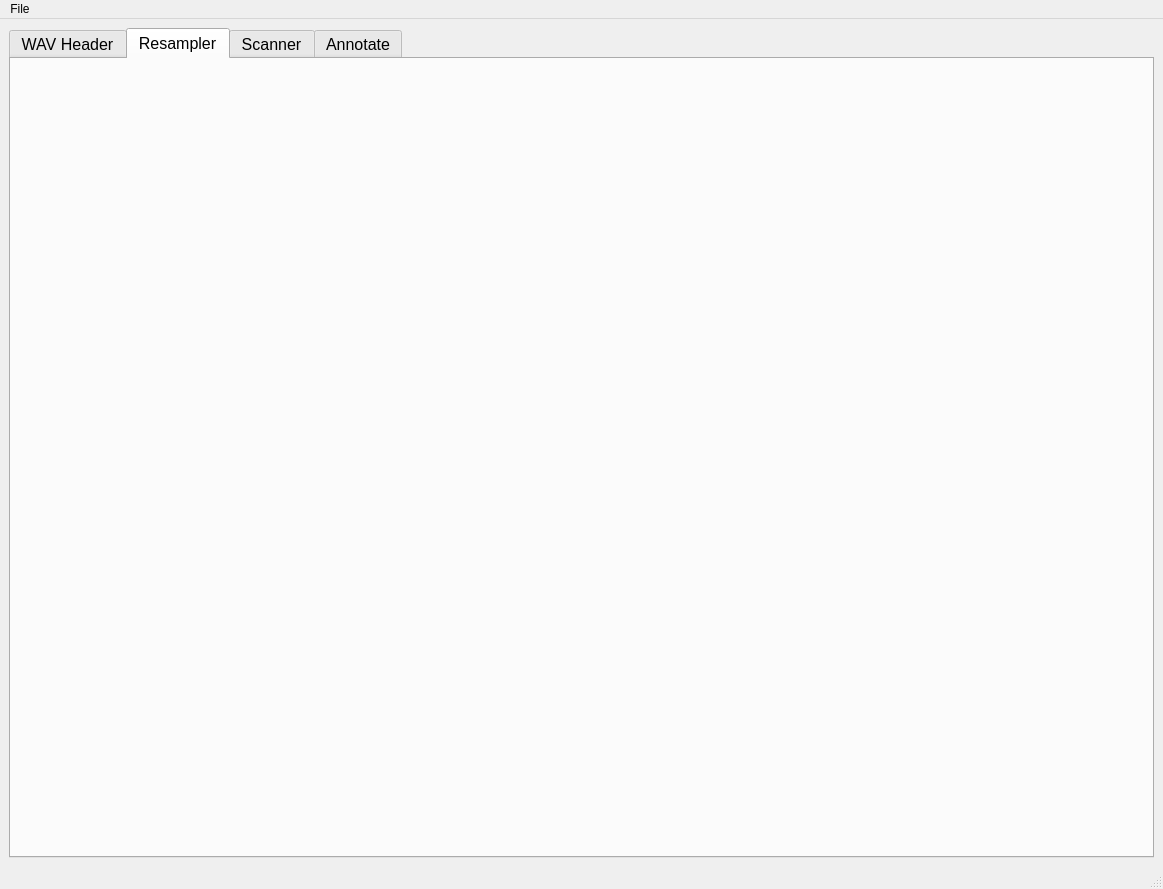
This is COHIWizard_GUI_v4.ui in hermy-sf/COHIRADIA_AUX as Qt 5 draws it before an edit. The edited form follows.
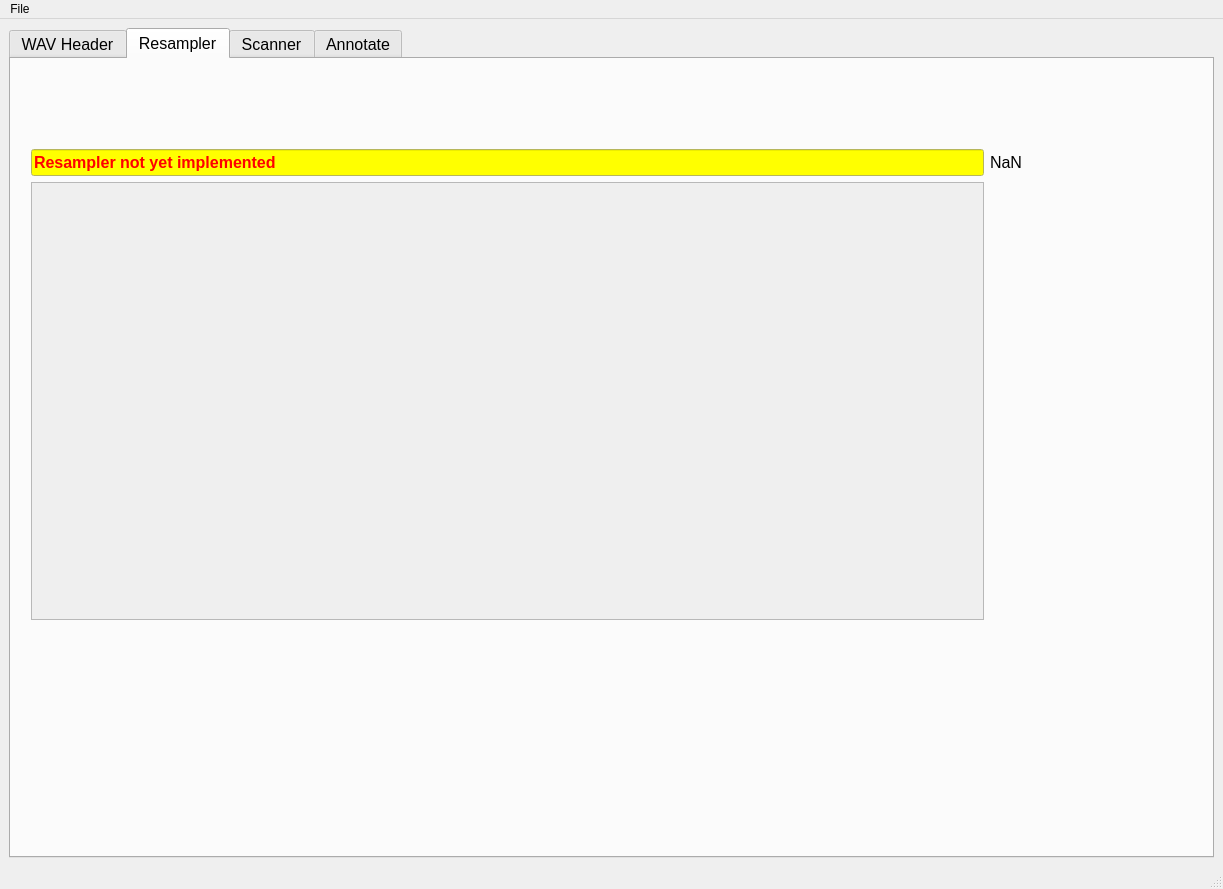
This is the edited form. The open tabs and pages were chosen to show the change. Custom widgets are drawn as their Qt base class.

Patch:
```diff
--- a/COHIWizard_GUI_v4.ui
+++ b/COHIWizard_GUI_v4.ui
@@ -6,7 +6,7 @@
    <rect>
     <x>0</x>
     <y>0</y>
-    <width>1163</width>
+    <width>1223</width>
     <height>889</height>
    </rect>
   </property>
@@ -18,7 +18,7 @@
   </property>
   <widget class="QWidget" name="centralwidget">
    <layout class="QGridLayout" name="gridLayout_2">
-    <item row="0" column="0">
+    <item row="0" column="1">
      <widget class="QTabWidget" name="tabWidget">
       <property name="enabled">
        <bool>true</bool>
@@ -723,6 +723,361 @@
        <attribute name="title">
         <string>Resampler</string>
        </attribute>
+       <widget class="QWidget" name="gridLayoutWidget_4">
+        <property name="geometry">
+         <rect>
+          <x>20</x>
+          <y>90</y>
+          <width>991</width>
+          <height>471</height>
+         </rect>
+        </property>
+        <layout class="QGridLayout" name="gridLayout_5">
+         <item row="0" column="0">
+          <widget class="QLineEdit" name="lineEdit_3">
+           <property name="enabled">
+            <bool>false</bool>
+           </property>
+           <property name="palette">
+            <palette>
+             <active>
+              <colorrole role="WindowText">
+               <brush brushstyle="SolidPattern">
+                <color alpha="255">
+                 <red>0</red>
+                 <green>0</green>
+                 <blue>0</blue>
+                </color>
+               </brush>
+              </colorrole>
+              <colorrole role="Button">
+               <brush brushstyle="SolidPattern">
+                <color alpha="255">
+                 <red>240</red>
+                 <green>240</green>
+                 <blue>240</blue>
+                </color>
+               </brush>
+              </colorrole>
+              <colorrole role="Light">
+               <brush brushstyle="SolidPattern">
+                <color alpha="255">
+                 <red>255</red>
+                 <green>255</green>
+                 <blue>255</blue>
+                </color>
+               </brush>
+              </colorrole>
+              <colorrole role="Midlight">
+               <brush brushstyle="SolidPattern">
+                <color alpha="255">
+                 <red>227</red>
+                 <green>227</green>
+                 <blue>227</blue>
+                </color>
+               </brush>
+              </colorrole>
+              <colorrole role="Dark">
+               <brush brushstyle="SolidPattern">
+                <color alpha="255">
+                 <red>160</red>
+                 <green>160</green>
+                 <blue>160</blue>
+                </color>
+               </brush>
+              </colorrole>
+              <colorrole role="Mid">
+               <brush brushstyle="SolidPattern">
+                <color alpha="255">
+                 <red>160</red>
+                 <green>160</green>
+                 <blue>160</blue>
+                </color>
+               </brush>
+              </colorrole>
+              <colorrole role="Text">
+               <brush brushstyle="SolidPattern">
+                <color alpha="255">
+                 <red>0</red>
+                 <green>0</green>
+                 <blue>0</blue>
+                </color>
+               </brush>
+              </colorrole>
+              <colorrole role="ButtonText">
+               <brush brushstyle="SolidPattern">
+                <color alpha="255">
+                 <red>0</red>
+                 <green>0</green>
+                 <blue>0</blue>
+                </color>
+               </brush>
+              </colorrole>
+              <colorrole role="Base">
+               <brush brushstyle="SolidPattern">
+                <color alpha="255">
+                 <red>255</red>
+                 <green>255</green>
+                 <blue>255</blue>
+                </color>
+               </brush>
+              </colorrole>
+              <colorrole role="Window">
+               <brush brushstyle="SolidPattern">
+                <color alpha="255">
+                 <red>240</red>
+                 <green>240</green>
+                 <blue>240</blue>
+                </color>
+               </brush>
+              </colorrole>
+              <colorrole role="AlternateBase">
+               <brush brushstyle="SolidPattern">
+                <color alpha="255">
+                 <red>246</red>
+                 <green>246</green>
+                 <blue>246</blue>
+                </color>
+               </brush>
+              </colorrole>
+             </active>
+             <inactive>
+              <colorrole role="WindowText">
+               <brush brushstyle="SolidPattern">
+                <color alpha="255">
+                 <red>0</red>
+                 <green>0</green>
+                 <blue>0</blue>
+                </color>
+               </brush>
+              </colorrole>
+              <colorrole role="Button">
+               <brush brushstyle="SolidPattern">
+                <color alpha="255">
+                 <red>240</red>
+                 <green>240</green>
+                 <blue>240</blue>
+                </color>
+               </brush>
+              </colorrole>
+              <colorrole role="Light">
+               <brush brushstyle="SolidPattern">
+                <color alpha="255">
+                 <red>255</red>
+                 <green>255</green>
+                 <blue>255</blue>
+                </color>
+               </brush>
+              </colorrole>
+              <colorrole role="Midlight">
+               <brush brushstyle="SolidPattern">
+                <color alpha="255">
+                 <red>227</red>
+                 <green>227</green>
+                 <blue>227</blue>
+                </color>
+               </brush>
+              </colorrole>
+              <colorrole role="Dark">
+               <brush brushstyle="SolidPattern">
+                <color alpha="255">
+                 <red>160</red>
+                 <green>160</green>
+                 <blue>160</blue>
+                </color>
+               </brush>
+              </colorrole>
+              <colorrole role="Mid">
+               <brush brushstyle="SolidPattern">
+                <color alpha="255">
+                 <red>160</red>
+                 <green>160</green>
+                 <blue>160</blue>
+                </color>
+               </brush>
+              </colorrole>
+              <colorrole role="Text">
+               <brush brushstyle="SolidPattern">
+                <color alpha="255">
+                 <red>0</red>
+                 <green>0</green>
+                 <blue>0</blue>
+                </color>
+               </brush>
+              </colorrole>
+              <colorrole role="ButtonText">
+               <brush brushstyle="SolidPattern">
+                <color alpha="255">
+                 <red>0</red>
+                 <green>0</green>
+                 <blue>0</blue>
+                </color>
+               </brush>
+              </colorrole>
+              <colorrole role="Base">
+               <brush brushstyle="SolidPattern">
+                <color alpha="255">
+                 <red>255</red>
+                 <green>255</green>
+                 <blue>255</blue>
+                </color>
+               </brush>
+              </colorrole>
+              <colorrole role="Window">
+               <brush brushstyle="SolidPattern">
+                <color alpha="255">
+                 <red>240</red>
+                 <green>240</green>
+                 <blue>240</blue>
+                </color>
+               </brush>
+              </colorrole>
+              <colorrole role="AlternateBase">
+               <brush brushstyle="SolidPattern">
+                <color alpha="255">
+                 <red>246</red>
+                 <green>246</green>
+                 <blue>246</blue>
+                </color>
+               </brush>
+              </colorrole>
+             </inactive>
+             <disabled>
+              <colorrole role="WindowText">
+               <brush brushstyle="SolidPattern">
+                <color alpha="255">
+                 <red>255</red>
+                 <green>0</green>
+                 <blue>0</blue>
+                </color>
+               </brush>
+              </colorrole>
+              <colorrole role="Button">
+               <brush brushstyle="SolidPattern">
+                <color alpha="255">
+                 <red>255</red>
+                 <green>255</green>
+                 <blue>0</blue>
+                </color>
+               </brush>
+              </colorrole>
+              <colorrole role="Light">
+               <brush brushstyle="SolidPattern">
+                <color alpha="255">
+                 <red>255</red>
+                 <green>255</green>
+                 <blue>127</blue>
+                </color>
+               </brush>
+              </colorrole>
+              <colorrole role="Midlight">
+               <brush brushstyle="SolidPattern">
+                <color alpha="255">
+                 <red>255</red>
+                 <green>255</green>
+                 <blue>0</blue>
+                </color>
+               </brush>
+              </colorrole>
+              <colorrole role="Dark">
+               <brush brushstyle="SolidPattern">
+                <color alpha="255">
+                 <red>255</red>
+                 <green>255</green>
+                 <blue>0</blue>
+                </color>
+               </brush>
+              </colorrole>
+              <colorrole role="Mid">
+               <brush brushstyle="SolidPattern">
+                <color alpha="255">
+                 <red>255</red>
+                 <green>255</green>
+                 <blue>0</blue>
+                </color>
+               </brush>
+              </colorrole>
+              <colorrole role="Text">
+               <brush brushstyle="SolidPattern">
+                <color alpha="255">
+                 <red>255</red>
+                 <green>0</green>
+                 <blue>0</blue>
+                </color>
+               </brush>
+              </colorrole>
+              <colorrole role="ButtonText">
+               <brush brushstyle="SolidPattern">
+                <color alpha="255">
+                 <red>255</red>
+                 <green>255</green>
+                 <blue>0</blue>
+                </color>
+               </brush>
+              </colorrole>
+              <colorrole role="Base">
+               <brush brushstyle="SolidPattern">
+                <color alpha="255">
+                 <red>255</red>
+                 <green>255</green>
+                 <blue>0</blue>
+                </color>
+               </brush>
+              </colorrole>
+              <colorrole role="Window">
+               <brush brushstyle="SolidPattern">
+                <color alpha="255">
+                 <red>255</red>
+                 <green>255</green>
+                 <blue>127</blue>
+                </color>
+               </brush>
+              </colorrole>
+              <colorrole role="AlternateBase">
+               <brush brushstyle="SolidPattern">
+                <color alpha="255">
+                 <red>255</red>
+                 <green>255</green>
+                 <blue>0</blue>
+                </color>
+               </brush>
+              </colorrole>
+             </disabled>
+            </palette>
+           </property>
+           <property name="font">
+            <font>
+             <weight>75</weight>
+             <bold>true</bold>
+            </font>
+           </property>
+           <property name="text">
+            <string>Resampler not yet implemented</string>
+           </property>
+          </widget>
+         </item>
+         <item row="1" column="0">
+          <widget class="QGraphicsView" name="graphicsView_2">
+           <property name="enabled">
+            <bool>false</bool>
+           </property>
+           <property name="toolTip">
+            <string>space for spectrum plot</string>
+           </property>
+          </widget>
+         </item>
+         <item row="0" column="1">
+          <widget class="QLabel" name="label_9">
+           <property name="toolTip">
+            <string>minimum SNR for auto-selection of peaks</string>
+           </property>
+           <property name="text">
+            <string>NaN</string>
+           </property>
+          </widget>
+         </item>
+        </layout>
+       </widget>
       </widget>
       <widget class="QWidget" name="tab_3">
        <attribute name="title">
@@ -1025,8 +1380,8 @@
     <rect>
      <x>0</x>
      <y>0</y>
-     <width>1163</width>
-     <height>21</height>
+     <width>1223</width>
+     <height>26</height>
     </rect>
    </property>
    <widget class="QMenu" name="menuFile">
```
Left out of the diff: 1350 changed lines with no effect on the pictures.
